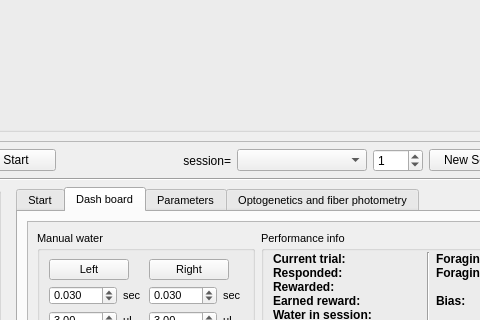
AllenNeuralDynamics/dynamic-foraging-task, file src/foraging_gui/ForagingGUI.ui: the form before one commit; both pictures show x 322 to 802 and y 125 to 445 of the 960 by 725 pixel window.
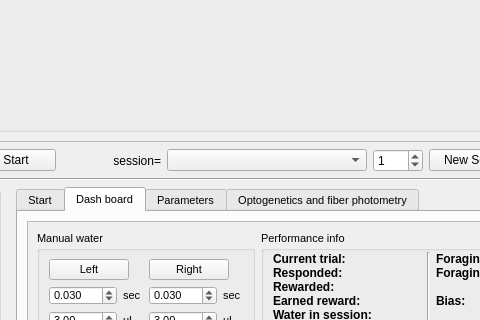
The form after the commit. Icons and pictures are not drawn.

Commit message: Change the size of QComboBox

What changed in the file:
```diff
--- a/src/foraging_gui/ForagingGUI.ui
+++ b/src/foraging_gui/ForagingGUI.ui
@@ -266,7 +266,7 @@
          <widget class="QComboBox" name="Sessionlist">
           <property name="minimumSize">
            <size>
-            <width>130</width>
+            <width>200</width>
             <height>0</height>
            </size>
           </property>
```
